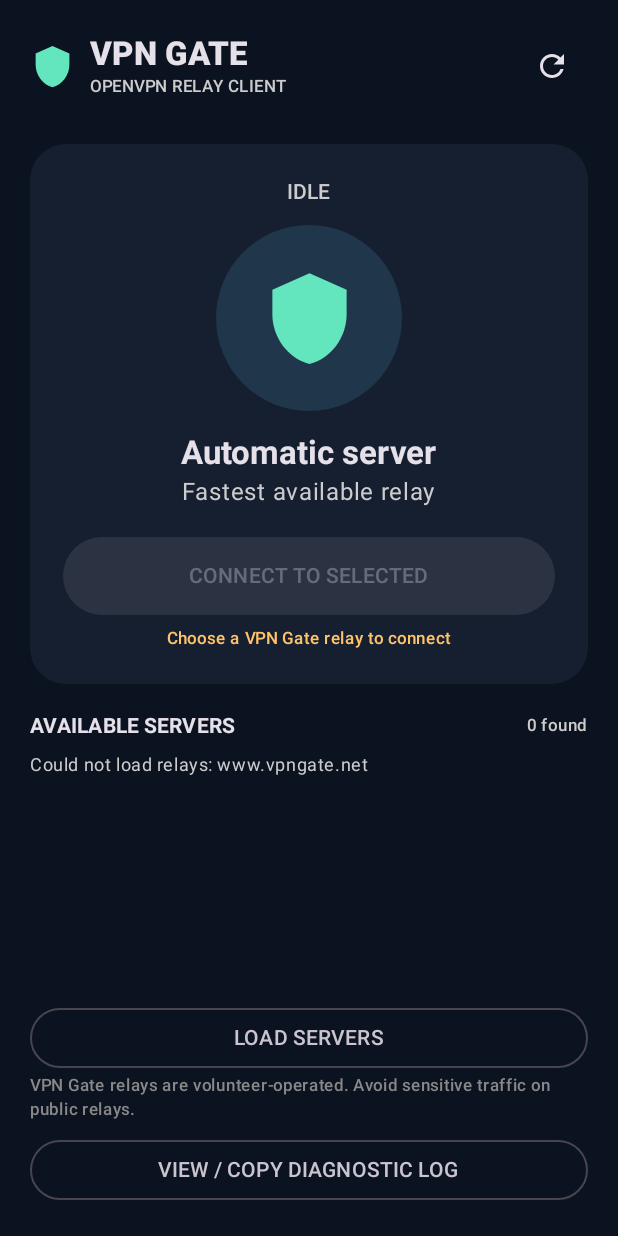
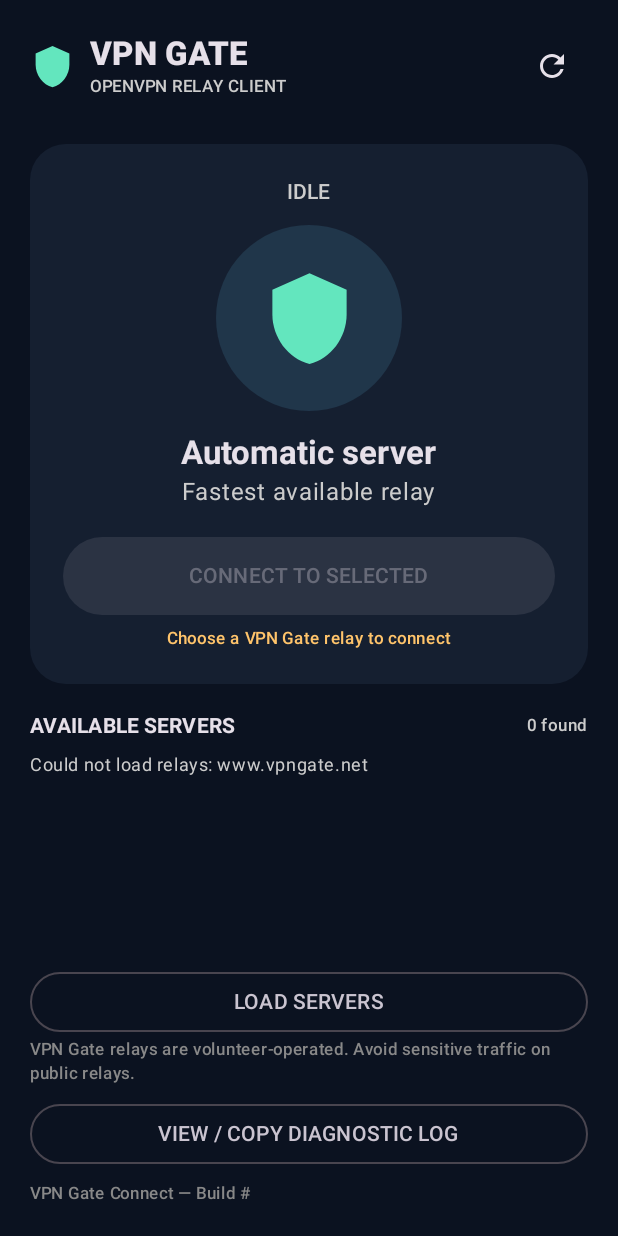
Before and after one commit to Yedheedog/Gooboomvpn, an Android app built with Jetpack Compose: the screen it shows after launch (MainActivity), on a phone screen of 412 x 824 dp. Run offline under Robolectric (Android 15) with nearby library versions, the phone set to English and light mode, and no system bars.

Commit message:
Display app build number in UI

```diff
--- a/app/src/main/java/com/example/vpngate/MainActivity.kt
+++ b/app/src/main/java/com/example/vpngate/MainActivity.kt
@@ -163,6 +163,8 @@ private fun VpnGateApp(activity: ComponentActivity) {
             OutlinedButton(onClick = { showLogDialog = true }, modifier = Modifier.fillMaxWidth()) {
                 Text("VIEW / COPY DIAGNOSTIC LOG")
             }
+            Spacer(Modifier.height(8.dp))
+            Text("VPN Gate Connect — Build #${BuildConfig.BUILD_NUMBER}", color = Color.Gray, style = MaterialTheme.typography.labelSmall)
         }
     }
     if (showLogDialog) {
```
